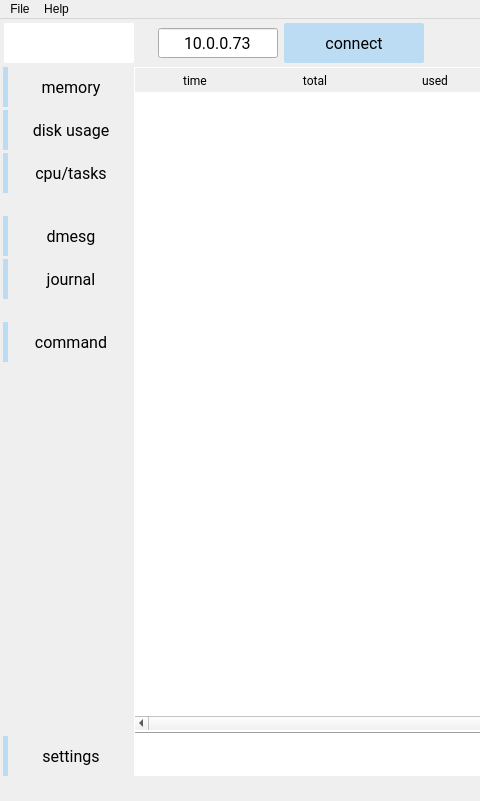
The window that GUI/qt5TCMonitorMainWindow.ui (jaroslavkovar80/SSHClient) describes before a commit, drawn with Qt 5; both pictures show x 0 to 480 and y 0 to 801 of the 1280 by 801 pixel window.
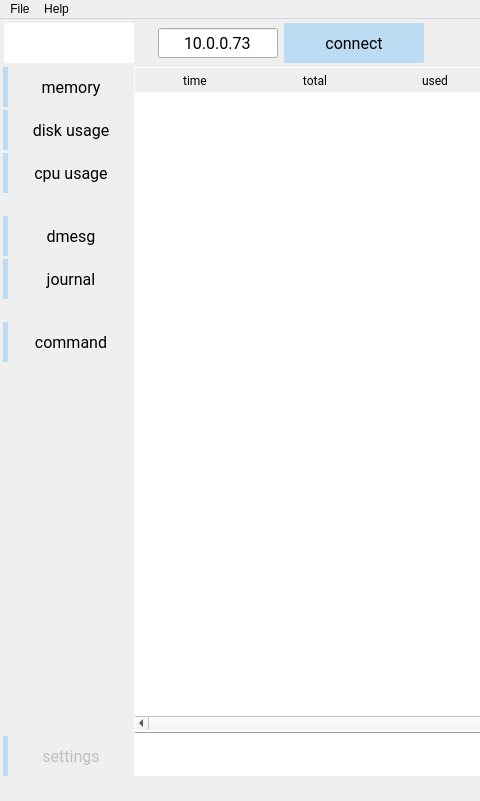
The same window after the commit. Icons and pictures are not drawn.

Commit message: GUI adjustment - visual adjustment, final version

```diff
--- a/GUI/qt5TCMonitorMainWindow.ui
+++ b/GUI/qt5TCMonitorMainWindow.ui
@@ -317,7 +317,7 @@
 }</string>
           </property>
           <property name="text">
-           <string>cpu/tasks</string>
+           <string>cpu usage</string>
           </property>
           <property name="icon">
            <iconset resource="resources.qrc">
@@ -635,6 +635,9 @@
         </item>
         <item>
          <widget class="QPushButton" name="btnTab7">
+          <property name="enabled">
+           <bool>false</bool>
+          </property>
           <property name="minimumSize">
            <size>
             <width>120</width>
```
The commit also changes 2 other files.
